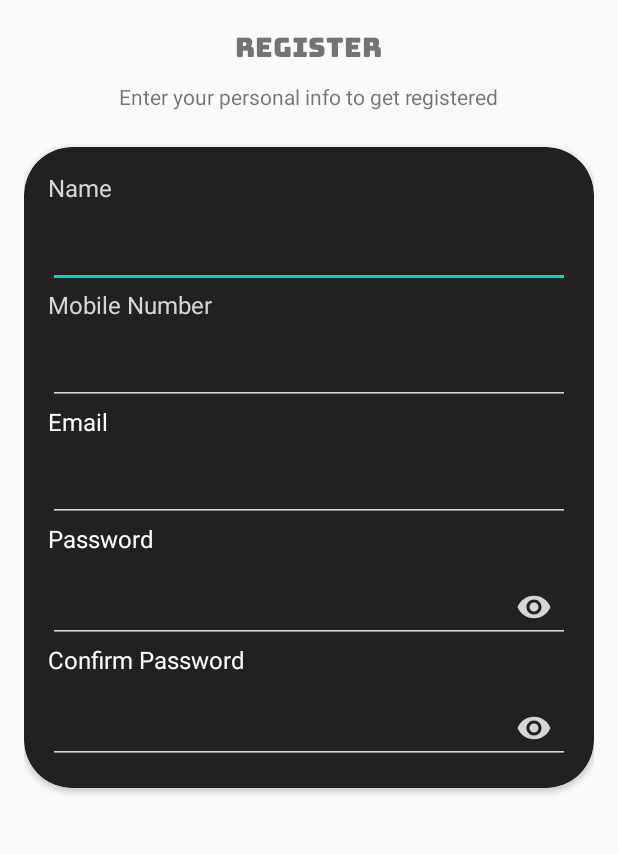
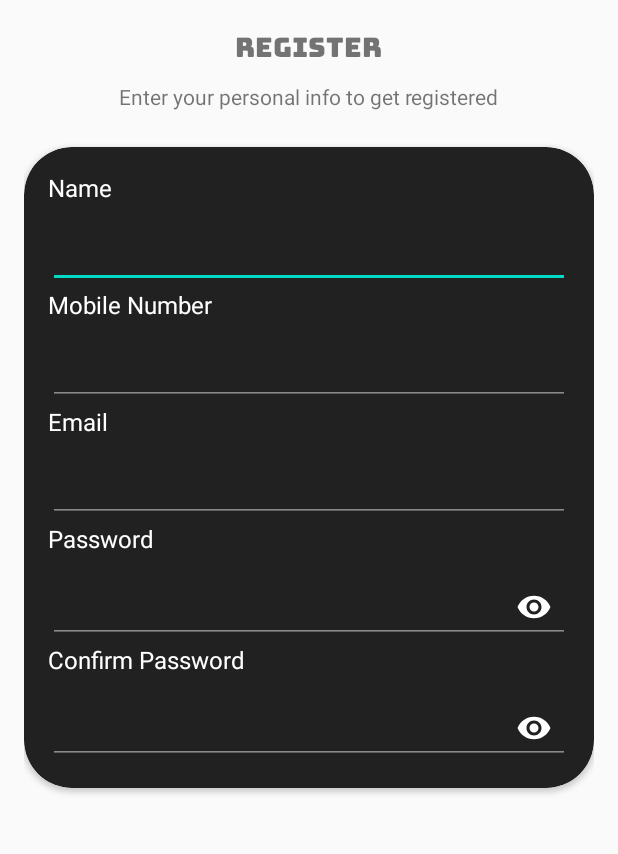
Before and after one commit to Elevate-Lab/college-notification-app, an Android app: the SignUpActivity screen opened directly, with no data from a screen before it, on a phone screen of 412 x 824 dp, the part 186-1040 px from its top. Run offline under Robolectric (Android 15) with nearby library versions, the phone set to English and light mode, and no system bars.

Commit message:
Added changes in colors.xml

```diff
--- a/OnTimePro/app/src/main/res/values/colors.xml
+++ b/OnTimePro/app/src/main/res/values/colors.xml
@@ -4,4 +4,8 @@
     <color name="colorPrimaryDark">#3700B3</color>
     <color name="colorAccent">#03DAC5</color>
     <color name="black">#212121</color>
+    <color name="input_edt_background_color">#8A8A8A</color>
+    <color name="white">#FFFFFF</color>
+    <color name="button_color">#1976D2</color>
+
 </resources>
```
